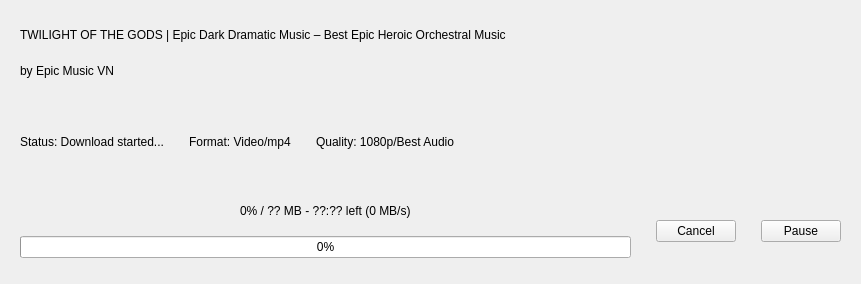
PyFlat/YT-Downloader, file src/GUI/CustomWidgets/DownloadWidget.ui: the form before one commit.
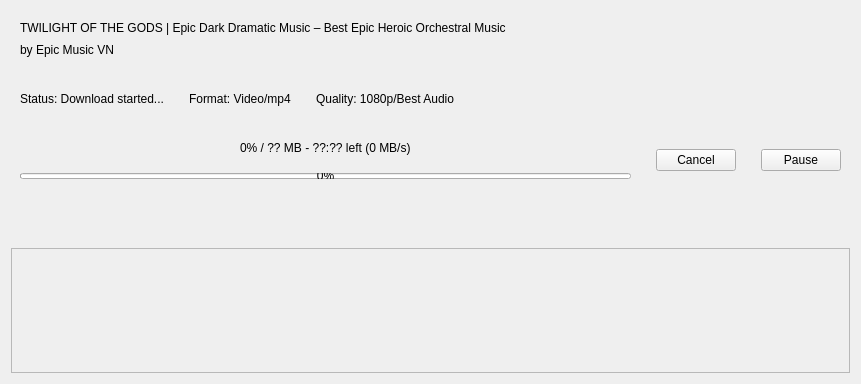
The form after the commit. Custom widgets are drawn as their Qt base class.

Commit message: TableWidget fixes and PlaylistDownloadWidgets

```diff
--- a/src/GUI/CustomWidgets/DownloadWidget.ui
+++ b/src/GUI/CustomWidgets/DownloadWidget.ui
@@ -7,7 +7,7 @@
     <x>0</x>
     <y>0</y>
     <width>861</width>
-    <height>284</height>
+    <height>384</height>
    </rect>
   </property>
   <property name="windowTitle">
@@ -143,6 +143,90 @@
      </layout>
     </widget>
    </item>
+   <item alignment="Qt::AlignHCenter">
+    <widget class="QWidget" name="widget_5" native="true">
+     <property name="sizePolicy">
+      <sizepolicy hsizetype="Fixed" vsizetype="Fixed">
+       <horstretch>0</horstretch>
+       <verstretch>0</verstretch>
+      </sizepolicy>
+     </property>
+     <layout class="QHBoxLayout" name="horizontalLayout_3">
+      <item>
+       <widget class="IconWidget" name="IconWidget">
+        <property name="minimumSize">
+         <size>
+          <width>30</width>
+          <height>30</height>
+         </size>
+        </property>
+       </widget>
+      </item>
+     </layout>
+    </widget>
+   </item>
+   <item>
+    <widget class="SingleDirectionScrollArea" name="SingleDirectionScrollArea">
+     <property name="minimumSize">
+      <size>
+       <width>0</width>
+       <height>125</height>
+      </size>
+     </property>
+     <property name="maximumSize">
+      <size>
+       <width>16777215</width>
+       <height>125</height>
+      </size>
+     </property>
+     <property name="widgetResizable">
+      <bool>true</bool>
+     </property>
+     <property name="alignment">
+      <set>Qt::AlignLeading|Qt::AlignLeft|Qt::AlignTop</set>
+     </property>
+     <widget class="QWidget" name="scrollAreaWidgetContents_2">
+      <property name="geometry">
+       <rect>
+        <x>0</x>
+        <y>0</y>
+        <width>841</width>
+        <height>123</height>
+       </rect>
+      </property>
+      <layout class="QVBoxLayout" name="verticalLayout_4">
+       <property name="spacing">
+        <number>10</number>
+       </property>
+       <property name="leftMargin">
+        <number>0</number>
+       </property>
+       <property name="topMargin">
+        <number>0</number>
+       </property>
+       <property name="rightMargin">
+        <number>0</number>
+       </property>
+       <property name="bottomMargin">
+        <number>0</number>
+       </property>
+       <item>
+        <spacer name="verticalSpacer">
+         <property name="orientation">
+          <enum>Qt::Vertical</enum>
+         </property>
+         <property name="sizeHint" stdset="0">
+          <size>
+           <width>20</width>
+           <height>40</height>
+          </size>
+         </property>
+        </spacer>
+       </item>
+      </layout>
+     </widget>
+    </widget>
+   </item>
   </layout>
  </widget>
  <customwidgets>
@@ -151,6 +235,17 @@
    <extends>QPushButton</extends>
    <header>qfluentwidgets</header>
   </customwidget>
+  <customwidget>
+   <class>IconWidget</class>
+   <extends>QWidget</extends>
+   <header>qfluentwidgets</header>
+  </customwidget>
+  <customwidget>
+   <class>SingleDirectionScrollArea</class>
+   <extends>QScrollArea</extends>
+   <header>qfluentwidgets</header>
+   <container>1</container>
+  </customwidget>
   <customwidget>
    <class>BodyLabel</class>
    <extends>QLabel</extends>
```
The commit also changes 19 other files.
